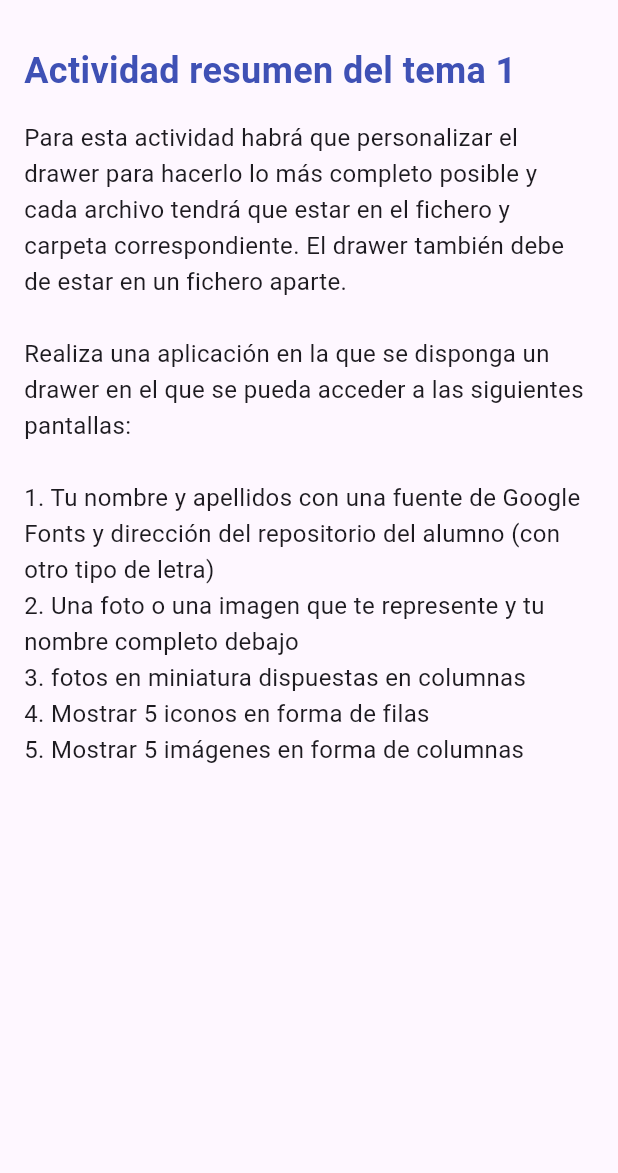
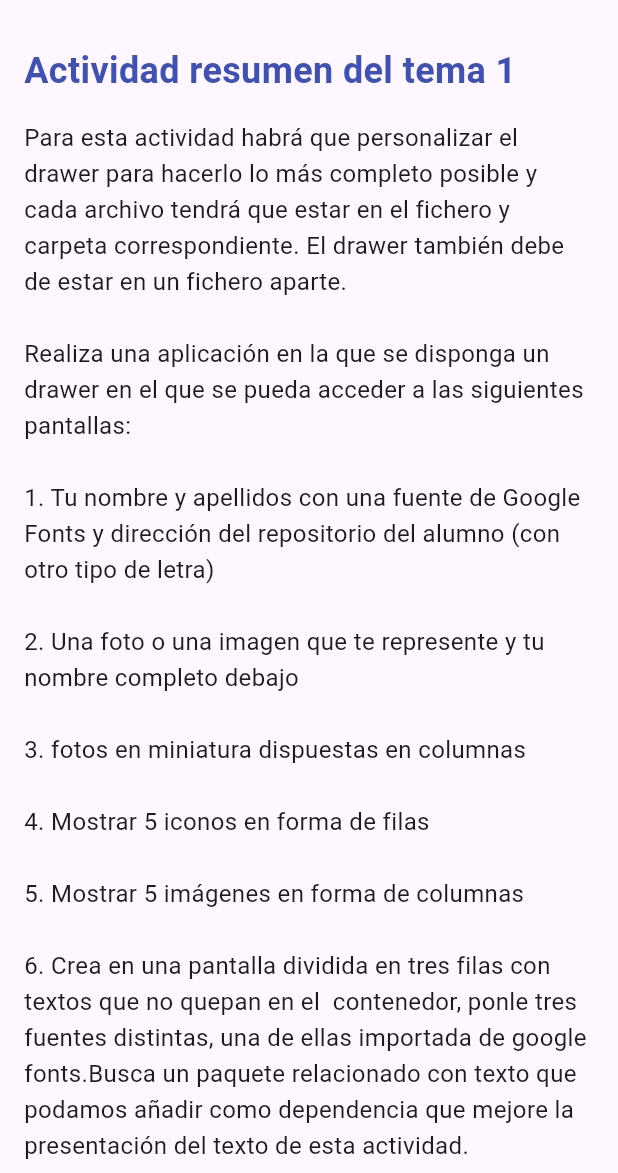
Before and after one commit to diegox0z/relacion_ejercicios_flutter_diego_acosta, a Flutter app: the screen it shows after launch, on a phone screen of 412 x 824 dp, the part 63-1236 px from its top. Run offline on Flutter 3.47's test engine with Material 3 defaults, Android fonts, the phone set to English and light mode, and no system bars; our stand-ins replace google_fonts.

```diff
--- a/lib/screens/ejercicio2.dart
+++ b/lib/screens/ejercicio2.dart
@@ -24,7 +24,11 @@ class Ejercicio2 extends StatelessWidget {
             SizedBox(height: 20),
             Text(
               'Diego Acosta De Goñi',
-              style: TextStyle(fontSize: 24, fontWeight: FontWeight.bold, color: Colors.green),
+              style: TextStyle(
+                fontSize: 24,
+                fontWeight: FontWeight.bold,
+                color: Colors.green,
+              ),
             ),
           ],
         ),
--- a/lib/screens/ejercicio4.dart
+++ b/lib/screens/ejercicio4.dart
@@ -7,7 +7,7 @@ class Ejercicio4 extends StatelessWidget {
   @override
   Widget build(BuildContext context) {
     return Scaffold(
-      appBar: AppBar(title: const Text('Iconos en Fila')),
+      appBar: AppBar(title: const Text('Ejercicio 4')),
       drawer: const DrawerPersonalizado(),
       body: Center(
         child: Padding(
--- a/lib/screens/ejercicio5.dart
+++ b/lib/screens/ejercicio5.dart
@@ -27,7 +27,7 @@ class Ejercicio5 extends StatelessWidget {
   @override
   Widget build(BuildContext context) {
     return Scaffold(
-      appBar: AppBar(title: const Text('5 Imágenes en Columna')),
+      appBar: AppBar(title: const Text('Ejercicio 5')),
       drawer: const DrawerPersonalizado(),
       body: SingleChildScrollView(
         child: Center(
--- a/lib/screens/pantalla_inicio.dart
+++ b/lib/screens/pantalla_inicio.dart
@@ -26,11 +26,13 @@ class PantallaInicio extends StatelessWidget {
             Text(
               'Para esta actividad habrá que personalizar el drawer para hacerlo lo más completo posible y cada archivo tendrá que estar en el fichero y carpeta correspondiente. El drawer también debe de estar en un fichero aparte.\n\n'
               'Realiza una aplicación en la que se disponga un drawer en el que se pueda acceder a las siguientes pantallas:\n\n'
-              '1. Tu nombre y apellidos con una fuente de Google Fonts y dirección del repositorio del alumno (con otro tipo de letra)\n'
-              '2. Una foto o una imagen que te represente y tu nombre completo debajo\n'
-              '3. fotos en miniatura dispuestas en columnas\n'
-              '4. Mostrar 5 iconos en forma de filas\n'
-              '5. Mostrar 5 imágenes en forma de columnas',
+              '1. Tu nombre y apellidos con una fuente de Google Fonts y dirección del repositorio del alumno (con otro tipo de letra)\n\n'
+              '2. Una foto o una imagen que te represente y tu nombre completo debajo\n\n'
+              '3. fotos en miniatura dispuestas en columnas\n\n'
+              '4. Mostrar 5 iconos en forma de filas\n\n'
+              '5. Mostrar 5 imágenes en forma de columnas\n\n'
+              '6. Crea en una pantalla dividida en tres filas con textos que no quepan en el  contenedor, ponle tres fuentes distintas, una de ellas importada de google fonts.Busca un paquete relacionado con texto que podamos añadir como dependencia que mejore la presentación del texto de esta actividad.\n\n'
+              '7. Realizar una disposición en pantalla que tenga tres imágenes que se repitan. Una de las imágenes debe de estar en el proyecto en la carpeta “assets” y otra de ellas cargada de Internet (la imagen del ejemplo del Drawer la carga desde Internet con el widget “NetworkImage”).\n\n',
               style: TextStyle(fontSize: 16, height: 1.5),
             ),
           ],
--- a/pubspec.yaml
+++ b/pubspec.yaml
@@ -46,7 +46,7 @@ dev_dependencies:
   # activated in the `analysis_options.yaml` file located at the root of your
   # package. See that file for information about deactivating specific lint
   # rules and activating additional ones.
-  flutter_lints: ^5.0.0
+  flutter_lints: ^6.0.0
 
 # For information on the generic Dart part of this file, see the
 # following page: https://dart.dev/tools/pub/pubspec
```
Also changed, not shown: lib/drawer/drawer_personalizado.dart (+18 -2 lines), lib/screens/ejercicio1.dart (+4 -7 lines), lib/screens/ejercicio6.dart (added, +52 -0 lines), lib/screens/ejercicio7.dart (added, +40 -0 lines), pubspec.lock.
